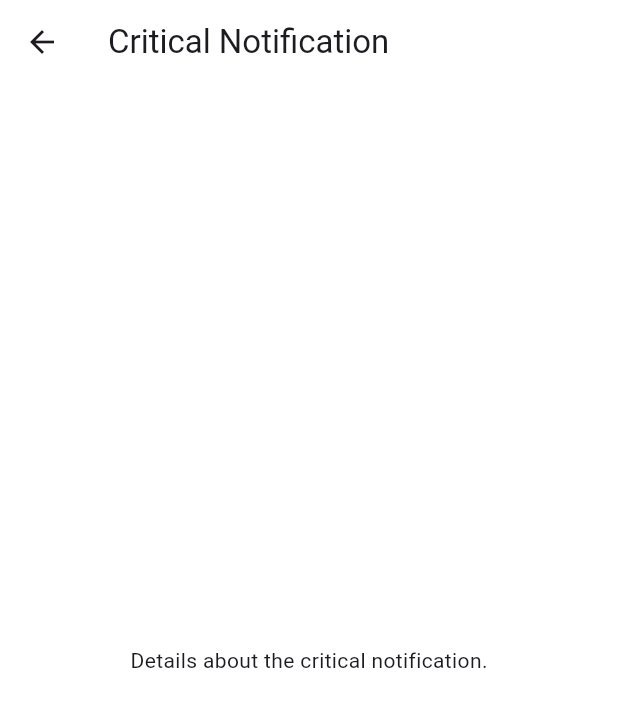
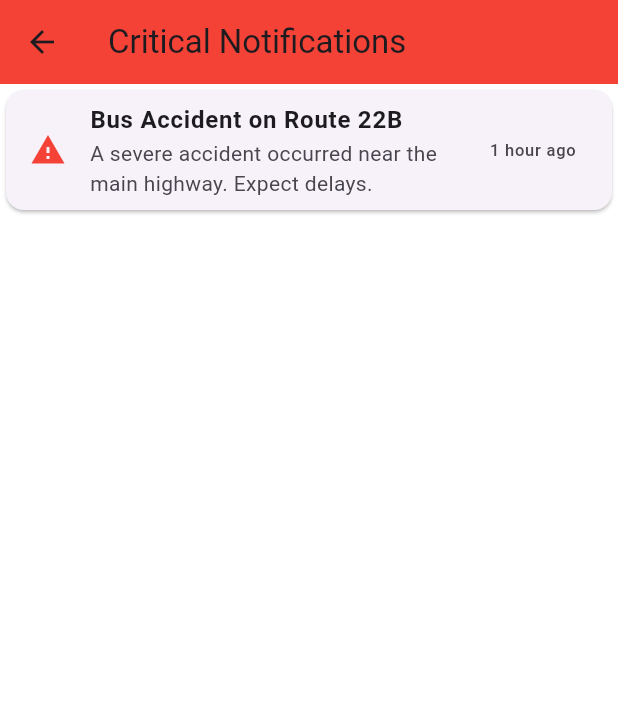
Before and after one commit to SadeeshaPerera/bus_booking_app, a Flutter app: the CriticalNotificationScreen screen opened directly, on a phone screen of 412 x 824 dp. Shown: the top 707 px of the screen. Run offline on Flutter 3.47's test engine with Material 3 defaults, Android fonts, the phone set to English and light mode, and no system bars; our stand-ins replace firebase_auth, firebase_core; missing offline and left inert: firebase_ui_auth, firebase_ui_oauth_google; accounts and stored records are empty.

Commit message:
Updated notification features and added images

```diff
--- a/lib/critical_notification_screen.dart
+++ b/lib/critical_notification_screen.dart
@@ -1,15 +1,68 @@
 import 'package:flutter/material.dart';
+import 'notification_detail_screen.dart';
+
 
 class CriticalNotificationScreen extends StatelessWidget {
   @override
   Widget build(BuildContext context) {
     return Scaffold(
       appBar: AppBar(
-        title: Text('Critical Notification'),
+        title: Text('Critical Notifications'),
+        backgroundColor: Colors.red, // Use a red color to signify criticality
       ),
-      body: Center(
-        child: Text('Details about the critical notification.'),
+      body: ListView(
+        children: [
+          NotificationCard(
+            title: 'Bus Accident on Route 22B',
+            description: 'A severe accident occurred near the main highway. Expect delays.',
+            time: '1 hour ago',
+            imagePath: 'assets/images/accident.jpg', // Replace with your image path
+            onTap: () {
+              // Navigate to detail screen
+              Navigator.push(
+                context,
+                MaterialPageRoute(
+                  builder: (context) => NotificationDetailScreen(
+                    title: 'Bus Accident on Route 22B',
+                    description: 'A severe accident occurred near the main highway. Expect delays.',
+                    imagePath: 'assets/images/accident.jpg',
+                  ),
+                ),
+              );
+            },
+          ),
+          // Add more critical notifications as needed
+        ],
       ),
     );
   }
 }
+
+class NotificationCard extends StatelessWidget {
+  final String title;
+  final String description;
+  final String time;
+  final String imagePath;
+  final VoidCallback onTap;
+
+  NotificationCard({
+    required this.title,
+    required this.description,
+    required this.time,
+    required this.imagePath,
+    required this.onTap,
+  });
+
+  @override
+  Widget build(BuildContext context) {
+    return Card(
+      child: ListTile(
+        leading: Icon(Icons.warning, color: Colors.red), // Warning icon
+        title: Text(title, style: TextStyle(fontWeight: FontWeight.bold)),
+        subtitle: Text(description),
+        trailing: Text(time),
+        onTap: onTap,
+      ),
+    );
+  }
+}
--- a/lib/notification_panel.dart
+++ b/lib/notification_panel.dart
@@ -1,4 +1,6 @@
 import 'package:flutter/material.dart';
+import 'notification_detail_screen.dart';
+import 'critical_notification_screen.dart'; // Import the critical notification screen
 
 class NotificationPanelScreen extends StatelessWidget {
   @override
@@ -25,7 +27,16 @@ class NotificationPanelScreen extends StatelessWidget {
                   icon: Icons.warning,
                   time: '10 mins ago',
                   onTap: () {
-                    // Handle the notification tap event
+                    Navigator.push(
+                      context,
+                      MaterialPageRoute(
+                        builder: (context) => NotificationDetailScreen(
+                          title: 'Route 15A Delay',
+                          description: 'Expect delays near Central Ave. Buses delayed by 20 minutes.',
+                          imagePath: 'assets/images/bus_delay.png',
+                        ),
+                      ),
+                    );
                   },
                 ),
                 NotificationCard(
@@ -34,10 +45,42 @@ class NotificationPanelScreen extends StatelessWidget {
                   icon: Icons.error,
                   time: '30 mins ago',
                   onTap: () {
-                    // Handle the notification tap event
+                    Navigator.push(
+                      context,
+                      MaterialPageRoute(
+                        builder: (context) => NotificationDetailScreen(
+                          title: 'Route 22B Accident',
+                          description: 'An accident occurred on the main highway.',
+                          imagePath: 'assets/images/accident.jpg',
+                        ),
+                      ),
+                    );
                   },
                 ),
               ],
+            ),
+          ),
+          // Red button for critical notifications
+          Padding(
+            padding: const EdgeInsets.all(8.0),
+            child: ElevatedButton(
+              style: ElevatedButton.styleFrom(
+                backgroundColor: Colors.red, // Set the background color to red
+                padding: EdgeInsets.symmetric(vertical: 15, horizontal: 20),
+              ),
+              onPressed: () {
+                // Navigate to the critical notifications page
+                Navigator.push(
+                  context,
+                  MaterialPageRoute(
+                    builder: (context) => CriticalNotificationScreen(),
+                  ),
+                );
+              },
+              child: Text(
+                'Critical Notifications',
+                style: TextStyle(fontSize: 18, color: Colors.white),
+              ),
             ),
           ),
         ],
--- a/lib/notification_panel_screen.dart
+++ b/lib/notification_panel_screen.dart
@@ -1,6 +1,6 @@
 import 'package:flutter/material.dart';
-import 'notification_detail_screen.dart'; // Import for NotificationDetailScreen
-import 'critical_notification_screen.dart'; // Import for CriticalNotificationScreen
+import 'notification_detail_screen.dart';
+import 'critical_notification_screen.dart';
 
 class NotificationPanelScreen extends StatelessWidget {
   @override
@@ -27,10 +27,15 @@ class NotificationPanelScreen extends StatelessWidget {
                   icon: Icons.warning,
                   time: '10 mins ago',
                   onTap: () {
+                    // Navigate to the detailed notification
                     Navigator.push(
                       context,
                       MaterialPageRoute(
-                        builder: (context) => NotificationDetailScreen(title: 'Route 15A Delay'),
+                        builder: (context) => NotificationDetailScreen(
+                          title: 'Route 15A Delay',
+                          description: 'Expect delays near Central Ave. Buses delayed by 20 minutes.',
+                          imagePath: 'assets/images/bus_delay.png',
+                        ),
                       ),
                     );
                   },
@@ -41,10 +46,15 @@ class NotificationPanelScreen extends StatelessWidget {
                   icon: Icons.error,
                   time: '30 mins ago',
                   onTap: () {
+                    // Navigate to the detailed notification
                     Navigator.push(
                       context,
                       MaterialPageRoute(
-                        builder: (context) => CriticalNotificationScreen(),
+                        builder: (context) => NotificationDetailScreen(
+                          title: 'Route 22B Accident',
+                          description: 'An accident occurred on the main highway.',
+                          imagePath: 'assets/images/accident.jpg',
+                        ),
                       ),
                     );
                   },
@@ -52,10 +62,16 @@ class NotificationPanelScreen extends StatelessWidget {
               ],
             ),
           ),
+          // Red button for critical notifications
           Padding(
-            padding: const EdgeInsets.all(10.0),
+            padding: const EdgeInsets.all(8.0),
             child: ElevatedButton(
+              style: ElevatedButton.styleFrom(
+                backgroundColor: Colors.red, // Set the background color to red
+                padding: EdgeInsets.symmetric(vertical: 15, horizontal: 20),
+              ),
               onPressed: () {
+                // Navigate to the critical notifications page
                 Navigator.push(
                   context,
                   MaterialPageRoute(
@@ -63,13 +79,10 @@ class NotificationPanelScreen extends StatelessWidget {
                   ),
                 );
               },
-              style: ElevatedButton.styleFrom(
-                backgroundColor: Colors.red,
-                shape: RoundedRectangleBorder(
-                  borderRadius: BorderRadius.circular(10),
-                ),
+              child: Text(
+                'Critical Notifications',
+                style: TextStyle(fontSize: 18, color: Colors.white),
               ),
-              child: Text('Critical Notification'),
             ),
           ),
         ],
--- a/pubspec.yaml
+++ b/pubspec.yaml
@@ -65,6 +65,8 @@ flutter:
   assets:
     - assets/images/Bus_App_Logo_3.png
     - assets/images/round_dp.png
+    - assets/images/bus_delay.png
+    - assets/images/accident.jpg
 
   # An image asset can refer to one or more resolution-specific "variants", see
   # https://flutter.dev/to/resolution-aware-images
```
Also changed, not shown: lib/notification_detail_screen.dart (+33 -5 lines), assets/images/accident.jpg (added), assets/images/bus_delay.png (added).
